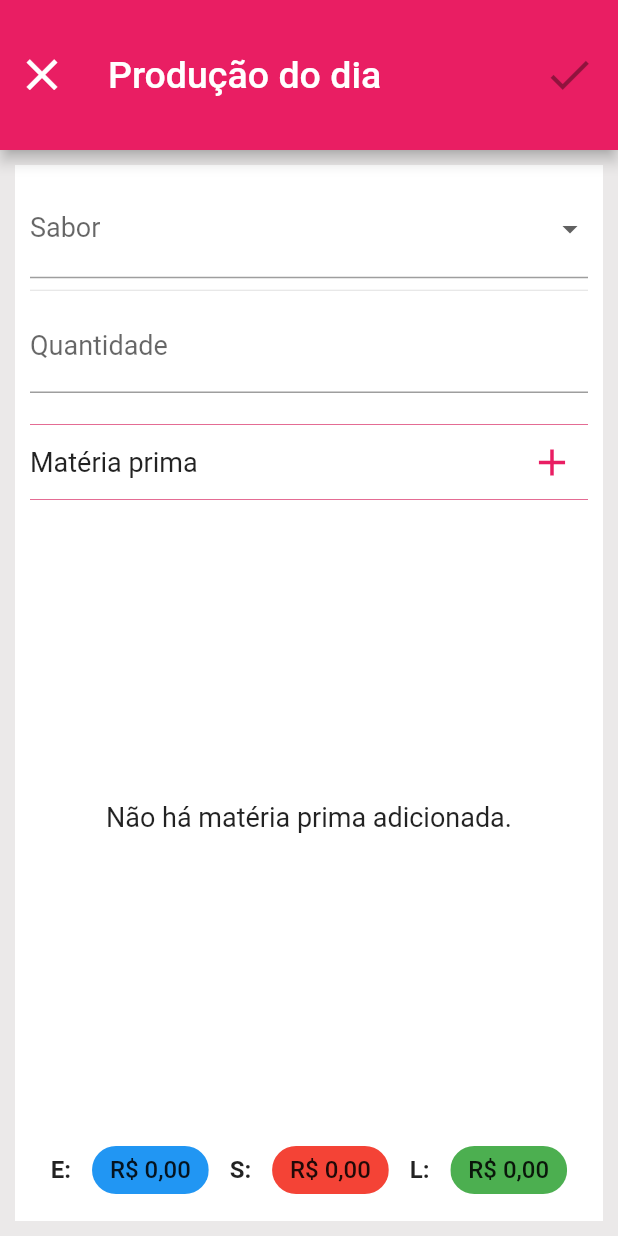
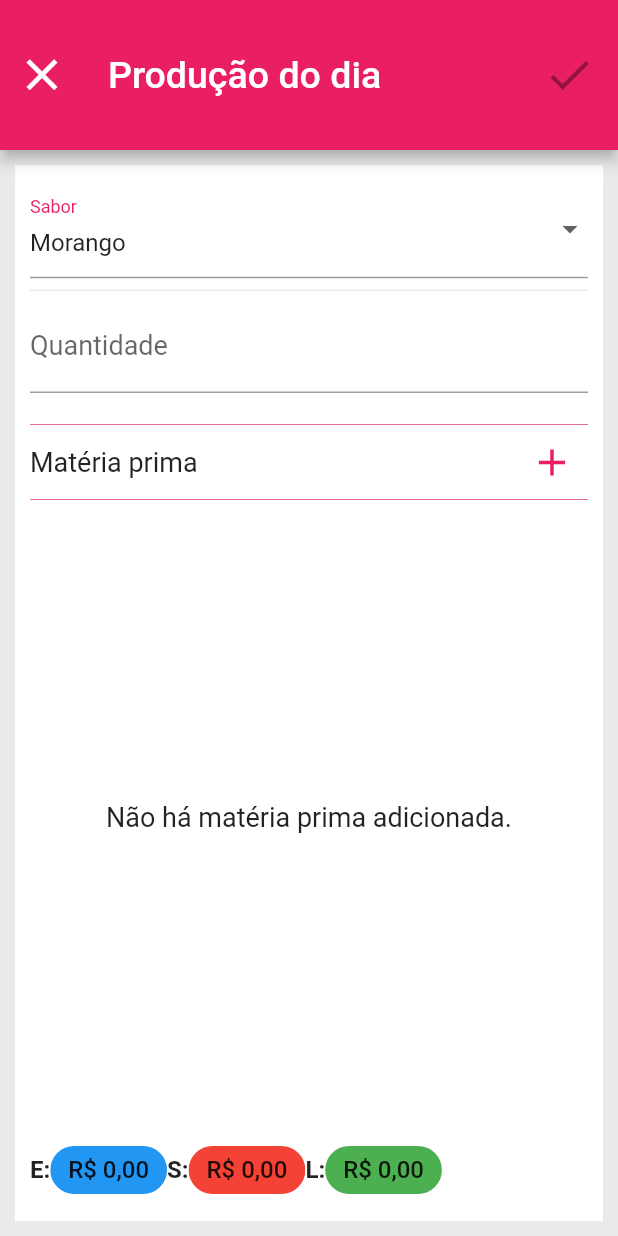
Before and after one commit to Jo-Analyst/app-good-taste, a Flutter app: the ProductionPage screen opened directly, on a phone screen of 412 x 824 dp. Run offline on Flutter 3.47's test engine with Material 2 defaults, Android fonts, the phone set to English and light mode, and no system bars; our stand-ins replace font_awesome_flutter, sqflite; accounts and stored records are empty.

Commit message:
mundando o dropdownbutton

```diff
--- a/lib/app/page/production_page.dart
+++ b/lib/app/page/production_page.dart
@@ -21,13 +21,16 @@ class _ProductionPageState extends State<ProductionPage> {
     {"flavor": "Maracujá", "price": 1.5},
     {"flavor": "Uva", "price": 1.5},
     {"flavor": "Baunilha com limão", "price": 1.5},
+    {"flavor": "Azul", "price": 1.5},
+    {"flavor": "Leite condensado", "price": 1.5},
+    {"flavor": "Chocolate", "price": 1.5},
     {"flavor": "Trufa de limão", "price": 3.0},
   ];
 
   // entrada = 0, saida = 0, lucro = 0, quantidade = 0, preço
   double entry = 0, leave = 0, proft = 0, price = 0;
 
-  String? flavorSelect, flavorEditing;
+  String? flavorSelect, flavorEditing = '';
   int quantity = 0;
 
   final List<String> flavors = [];
@@ -46,14 +49,32 @@ class _ProductionPageState extends State<ProductionPage> {
     for (var product in products) {
       flavors.add(product["flavor"]);
     }
-    if (widget.production.isEmpty) return;
-    quantityController.text = widget.production["quantity"].toString();
+
+    if (widget.production.isEmpty) {
+      flavorSelect = flavors[0];
+      return;
+    }
+
+    quantity = widget.production["quantity"];
+    quantityController.text = quantity.toString();
+
     entry = widget.production["subtotal"];
     flavorEditing = widget.production["flavor"];
+    flavorSelect = flavors[getIndexListFlavors(flavorEditing!)];
     calculateProfit();
   }
 
   final List<Map<String, dynamic>> listOfSelectedRawMaterials = [];
+
+  int getIndexListFlavors(String flavorEditing) {
+    int index = -1;
+    for (int i = 0; i < flavors.length; i++) {
+      if (flavorEditing.toLowerCase() == flavors[i].toLowerCase()) {
+        index = i;
+      }
+    }
+    return index;
+  }
 
   void calculateInputValue() {
     setState(() {
@@ -137,7 +158,8 @@ class _ProductionPageState extends State<ProductionPage> {
               Form(
                 child: Column(
                   children: [
-                    DropDownUtils(flavors, "Sabor", flavorEditing: flavorEditing,
+                    DropDownUtils(
+                        flavors, "Sabor", getIndexListFlavors(flavorEditing!),
                         onValueChanged: (selectedIndex) {
                       flavorSelect = products[selectedIndex]["flavor"];
                       setState(
@@ -268,8 +290,10 @@ class _ProductionPageState extends State<ProductionPage> {
                         },
                       ),
                     ),
-              Row(
-                mainAxisAlignment: MainAxisAlignment.spaceEvenly,
+              SingleChildScrollView(
+                scrollDirection: Axis.horizontal,
+                child: Row(
+                  mainAxisAlignment: MainAxisAlignment.spaceBetween,
                   children: [
                     const Text(
                       "E:",
@@ -313,6 +337,7 @@ class _ProductionPageState extends State<ProductionPage> {
                       ),
                     ),
                   ],
+                ),
               )
             ],
           ),
--- a/lib/app/utils/drop_down.dart
+++ b/lib/app/utils/drop_down.dart
@@ -2,16 +2,16 @@ import 'package:flutter/material.dart';
 
 class DropDownUtils extends StatefulWidget {
   final List<String> flavors;
-  final String? flavorEditing;
+  final int? indexFlavorEditing;
   final String hint;
   final Function(int) onValueChanged;
 
   const DropDownUtils(
     this.flavors,
-    this.hint, {
+    this.hint,
+    this.indexFlavorEditing, {
     Key? key,
     required this.onValueChanged,
-    this.flavorEditing,
   }) : super(key: key);
 
   @override
@@ -24,9 +24,6 @@ class _DropDownUtilsState extends State<DropDownUtils> {
   @override
   void initState() {
     super.initState();
-    if (widget.flavorEditing != null) {
-      valueNotifier.value = widget.flavors[widget.flavors.length - 1];
-    }
   }
 
   @override
@@ -37,16 +34,23 @@ class _DropDownUtilsState extends State<DropDownUtils> {
 
   @override
   Widget build(BuildContext context) {
-    return ValueListenableBuilder(
-      valueListenable: valueNotifier,
-      builder: (BuildContext context, String? valueDrop, _) {
+    var seen = <String>{};
+    List<String> flavorslist =
+        widget.flavors.where((flavor) => seen.add(flavor)).toList();
+
     return DropdownButtonFormField<String>(
       isExpanded: true,
       decoration: InputDecoration(
         labelText: widget.hint,
         labelStyle: const TextStyle(fontSize: 18),
+        floatingLabelStyle: TextStyle(
+          color: Theme.of(context).primaryColor,
         ),
-          value: valueDrop,
+      ),
+      value: widget.indexFlavorEditing! >= 0 &&
+              widget.indexFlavorEditing! < widget.flavors.length
+          ? flavorslist[widget.indexFlavorEditing!]
+          : flavorslist[0],
       onChanged: (option) {
         valueNotifier.value = option!;
         widget.onValueChanged(widget.flavors.indexOf(option));
@@ -60,7 +64,5 @@ class _DropDownUtilsState extends State<DropDownUtils> {
           )
           .toList(),
     );
-      },
-    );
   }
 }
```
Lines whose indentation alone changed are shown as unchanged.
